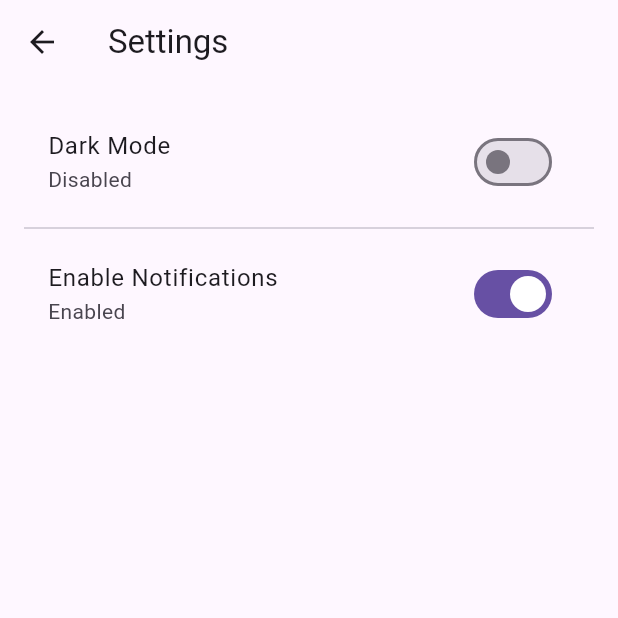
After one commit to GhanshyamSharma122/dormly, a Flutter app: the SettingsPage screen opened directly, on a phone screen of 412 x 824 dp, the top half of it. The commit adds this screen. Run offline on Flutter 3.47's test engine with Material 3 defaults, Android fonts, the phone set to English and light mode, and no system bars; our stand-ins replace image_picker, intl_phone_number_input, shared_preferences; accounts and stored records are empty.

Commit message:
implemented more functions in profile section i.e. addded toggle theme , help center and upload profile picture

```diff
--- /dev/null
+++ b/lib/pages/settings.dart
@@ -0,0 +1,70 @@
+import 'package:flutter/material.dart';
+import 'package:provider/provider.dart';
+import 'package:shared_preferences/shared_preferences.dart';
+import '../pages/theme_provider.dart'; // Import ThemeProvider
+
+class SettingsPage extends StatefulWidget {
+  const SettingsPage({super.key});
+
+  @override
+  _SettingsPageState createState() => _SettingsPageState();
+}
+
+class _SettingsPageState extends State<SettingsPage> {
+  bool _notificationsEnabled = true; // Default value
+
+  @override
+  void initState() {
+    super.initState();
+    _loadNotificationPreference();
+  }
+
+  // Load saved notification preference
+  Future<void> _loadNotificationPreference() async {
+    final prefs = await SharedPreferences.getInstance();
+    setState(() {
+      _notificationsEnabled = prefs.getBool('notifications') ?? true;
+    });
+  }
+
+  // Save notification preference
+  Future<void> _toggleNotifications(bool value) async {
+    final prefs = await SharedPreferences.getInstance();
+    setState(() {
+      _notificationsEnabled = value;
+    });
+    await prefs.setBool('notifications', value);
+  }
+
+  @override
+  Widget build(BuildContext context) {
+    final themeProvider = Provider.of<ThemeProvider>(context);
+
+    return Scaffold(
+      appBar: AppBar(title: const Text("Settings")),
+      body: ListView(
+        padding: const EdgeInsets.all(16),
+        children: [
+          // Dark Mode Toggle
+          SwitchListTile(
+            title: const Text("Dark Mode"),
+            subtitle: Text(themeProvider.isDarkMode ? "Enabled" : "Disabled"),
+            value: themeProvider.isDarkMode,
+            onChanged: (value) {
+              themeProvider.toggleTheme(value);
+            },
+          ),
+          const Divider(),
+
+          // Notifications Toggle
+          SwitchListTile(
+            title: const Text("Enable Notifications"),
+            subtitle: Text(_notificationsEnabled ? "Enabled" : "Disabled"),
+            value: _notificationsEnabled,
+            onChanged: _toggleNotifications,
+          ),
+        ],
+      ),
+    );
+  }
+}
--- /dev/null
+++ b/lib/pages/theme_provider.dart
@@ -0,0 +1,27 @@
+import 'package:flutter/material.dart';
+import 'package:shared_preferences/shared_preferences.dart';
+
+class ThemeProvider extends ChangeNotifier {
+  ThemeMode _themeMode = ThemeMode.light;
+
+  ThemeMode get themeMode => _themeMode;
+  bool get isDarkMode => _themeMode == ThemeMode.dark;
+
+  ThemeProvider() {
+    _loadTheme(); // Load saved theme preference
+  }
+
+  void toggleTheme(bool isDark) async {
+    _themeMode = isDark ? ThemeMode.dark : ThemeMode.light;
+    notifyListeners();
+    SharedPreferences prefs = await SharedPreferences.getInstance();
+    await prefs.setBool('isDarkMode', isDark);
+  }
+
+  void _loadTheme() async {
+    SharedPreferences prefs = await SharedPreferences.getInstance();
+    bool isDark = prefs.getBool('isDarkMode') ?? false;
+    _themeMode = isDark ? ThemeMode.dark : ThemeMode.light;
+    notifyListeners();
+  }
+}
--- a/pubspec.yaml
+++ b/pubspec.yaml
@@ -10,7 +10,10 @@ dependencies:
   flutter:
     sdk: flutter
   flutter_svg: ^2.0.17
+  image_picker: ^1.1.2
   intl_phone_number_input: ^0.7.3+1
+  provider: ^6.0.5
+  shared_preferences: ^2.5.2
 
 dev_dependencies:
   flutter_test:
```
Also changed, not shown: lib/main.dart (+52 -32 lines), lib/pages/help_center.dart (added, +43 -0 lines), lib/pages/profile.dart (+154 -45 lines), pubspec.lock, 5 other files.
